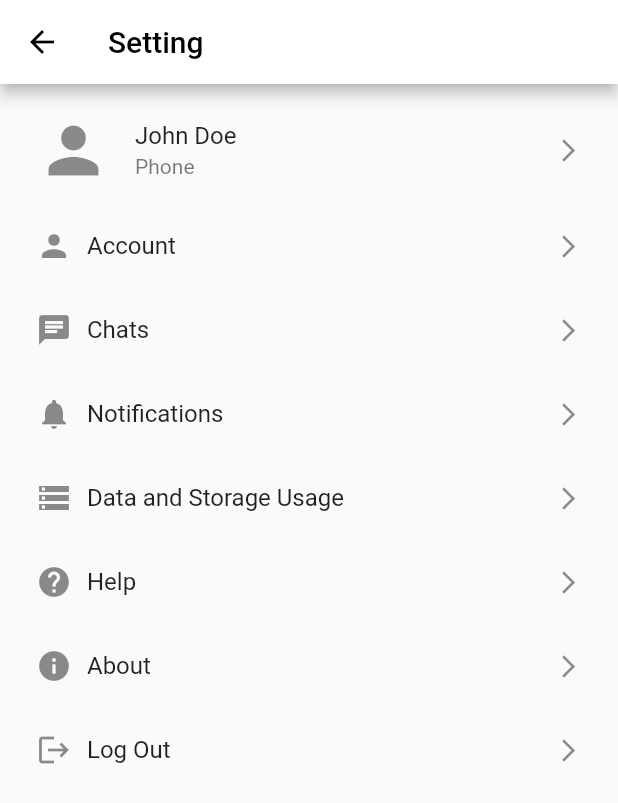
After one commit to charleskan/Chatroom, a Flutter app: the screen it shows after launch, after a tap on the "settings" icon, on a phone screen of 412 x 824 dp. The commit adds this screen. Shown: the top 803 px of the screen. Run offline on Flutter 3.47's test engine with Material 2 defaults, Android fonts, the phone set to English and light mode, and no system bars; our stand-ins replace flutter_bloc.

Commit message:
auth bloc

```diff
--- /dev/null
+++ b/lib/features/auth/blocs/auth_bloc.dart
@@ -0,0 +1,70 @@
+import 'dart:async';
+
+import 'package:flutter_bloc/flutter_bloc.dart';
+import 'package:pma001/features/auth/blocs/auth_state.dart';
+
+class AuthBloc extends Cubit<AuthState> {
+  AuthBloc([AuthState authState = const AuthState.initial()])
+      : super(authState);
+
+  // Stream<bool?> get isLoggedInStream => authState.stream;
+
+  Future<void> retrieveLoginState() async {
+    emit(AuthState(isRetrievingLoginState: true));
+    await Future.delayed(const Duration(seconds: 2));
+    emit(AuthState(
+        isRetrievingLoginState: false,
+        user: User(
+          id: 'me',
+          name: 'John Doe',
+          email: '',
+          photoUrl: '',
+        )));
+  }
+
+  Future<void> logout() async {
+    emit(AuthState(isRetrievingLoginState: true));
+    await Future.delayed(const Duration(seconds: 2));
+    emit(AuthState(isRetrievingLoginState: false, user: null));
+  }
+}
+
+abstract class AuthEvent {}
+
+class RetrieveLoginStateEvent extends AuthEvent {}
+
+class Logout extends AuthEvent {}
+
+class AuthBlocV2 extends Bloc<AuthEvent, AuthState> {
+  AuthBlocV2([AuthState authState = const AuthState.initial()])
+      : super(authState) {
+    on<RetrieveLoginStateEvent>(_retrieveLoginState);
+    on<Logout>(_logout);
+  }
+
+  @override
+  _retrieveLoginState(
+    RetrieveLoginStateEvent event,
+    Emitter<AuthState> emit,
+  ) async {
+    emit(AuthState(isRetrievingLoginState: true));
+    await Future.delayed(const Duration(seconds: 2));
+    emit(AuthState(
+        isRetrievingLoginState: false,
+        user: User(
+          id: 'me',
+          name: 'John Doe',
+          email: '',
+          photoUrl: '',
+        )));
+  }
+
+  _logout(
+    Logout event,
+    Emitter<AuthState> emit,
+  ) async {
+    emit(AuthState(isRetrievingLoginState: true));
+    await Future.delayed(const Duration(seconds: 2));
+    emit(AuthState(isRetrievingLoginState: false, user: null));
+  }
+}
--- /dev/null
+++ b/lib/features/auth/blocs/auth_state.dart
@@ -0,0 +1,26 @@
+class User {
+  final String id;
+  final String? email;
+  final String name;
+  final String? photoUrl;
+
+  User({
+    required this.id,
+    this.email,
+    required this.name,
+    this.photoUrl,
+  });
+}
+
+class AuthState {
+  final bool isRetrievingLoginState;
+  final User? user;
+
+  AuthState({
+    required this.isRetrievingLoginState,
+    this.user,
+  });
+  const AuthState.initial()
+      : isRetrievingLoginState = false,
+        user = null;
+}
--- /dev/null
+++ b/lib/features/auth/screen/splash_screen.dart
@@ -0,0 +1,85 @@
+import 'dart:math';
+
+import 'package:flutter/material.dart';
+import 'package:flutter_bloc/flutter_bloc.dart';
+import 'package:pma001/features/auth/blocs/auth_bloc.dart';
+import 'package:pma001/features/auth/blocs/auth_state.dart';
+
+class SplashScreen extends StatefulWidget {
+  const SplashScreen({this.from, Key? key}) : super(key: key);
+  final String? from;
+
+  @override
+  State<SplashScreen> createState() => _SplashScreenState();
+}
+
+class _SplashScreenState extends State<SplashScreen>
+    with SingleTickerProviderStateMixin {
+  late final AnimationController _controller;
+
+  @override
+  void initState() {
+    super.initState();
+    // Forget about this AnimationController first
+    // We will get back to it in Chapter 13
+    _controller = AnimationController(
+      vsync: this,
+      lowerBound: 0.3,
+      duration: const Duration(milliseconds: 500),
+    );
+
+    _controller.repeat(reverse: true);
+
+    // context.read<AuthBloc>().stream.listen((state) {
+    //   if (state.user == null) {
+    //     return;
+    //   }
+
+    //   if (state.user != null) {
+    //     Navigator.of(context).pushNamed('contacts');
+    //   } else {
+    //     Navigator.of(context).pushNamed('register');
+    //   }
+    // });
+    WidgetsBinding.instance.addPostFrameCallback((timeStamp) {
+      context.read<AuthBloc>().retrieveLoginState();
+    });
+  }
+
+  @override
+  void dispose() {
+    _controller.dispose();
+    super.dispose();
+  }
+
+  @override
+  Widget build(BuildContext context) {
+    return BlocListener<AuthBloc, AuthState>(
+      listener: (context, state) {
+        if (state.user == null) {
+          return;
+        }
+
+        if (state.user != null) {
+          Navigator.of(context).pushNamed('contacts');
+        } else {
+          Navigator.of(context).pushNamed('register');
+        }
+      },
+      child: Scaffold(
+          body: Center(
+              child: FadeTransition(
+        opacity: _controller,
+        child: ConstrainedBox(
+          constraints: BoxConstraints(
+              maxWidth: max(MediaQuery.of(context).size.width * 0.8, 250)),
+          child: Image.asset(
+            // Use an asset image as splash screen
+            'images/logo.jpeg',
+            fit: BoxFit.contain,
+          ),
+        ),
+      ))),
+    );
+  }
+}
--- /dev/null
+++ b/lib/features/chatroom/bloc/message_event.dart
@@ -0,0 +1,3 @@
+abstract class MessageEvent {}
+
+class LoadMessage extends MessageEvent {}
--- a/lib/features/chatroom/models/message.dart
+++ b/lib/features/chatroom/models/message.dart
@@ -49,7 +49,7 @@ final List<Message>messages = [
 class Message {
   final String content;
   final String id;
-  final String type;
+  final String? type;
   final String authorId;
   final DateTime? createdAt;
   final DateTime? updatedAt;
@@ -57,7 +57,7 @@ class Message {
   Message({
     required this.content,
     required this.id,
-    required this.type,
+    this.type,
     required this.authorId,
     this.createdAt,
     this.updatedAt,
--- a/lib/features/chatroom/widgets/chatroom_app_bar.dart
+++ b/lib/features/chatroom/widgets/chatroom_app_bar.dart
@@ -23,9 +23,9 @@ class ChatroomAppBar extends StatelessWidget implements PreferredSizeWidget {
               Navigator.pop(context);
             },
           ),
-          const Text("Chatting with: 123"),
+           Text(title),
         ],
-      ), // Chatting with: ${widget.title}
+      ),
       actions: [
         IconButton(
           icon: const Icon(Icons.more_vert),
--- a/lib/features/chatroom/widgets/chatroom_screen.dart
+++ b/lib/features/chatroom/widgets/chatroom_screen.dart
@@ -16,7 +16,6 @@ class ChatRoomScreen extends StatefulWidget {
 }
 
 class _ChatRoomScreenState extends State<ChatRoomScreen> {
-  final String title = "Chatting with: ";
 
   @override
   void initState() {
@@ -26,6 +25,7 @@ class _ChatRoomScreenState extends State<ChatRoomScreen> {
 
   @override
   Widget build(BuildContext context) {
+  final String title = ModalRoute.of(context)?.settings.arguments as String;
     return Scaffold(
       appBar: ChatroomAppBar(title: title),
       body: SafeArea(
--- a/lib/features/contacts/screens/contact_list_screen.dart
+++ b/lib/features/contacts/screens/contact_list_screen.dart
@@ -1,18 +1,25 @@
 import 'package:flutter/material.dart';
 import 'package:pma001/features/chatroom/widgets/chatroom_screen.dart';
 
-class ContactListScreen extends StatelessWidget{
+class ContactListScreen extends StatelessWidget {
   const ContactListScreen({Key? key}) : super(key: key);
+  // final title;
 
   @override
   Widget build(BuildContext context) {
     return Scaffold(
-      appBar: AppBar(
-        title: const Text('Contact List'),
-      ),
-      body: ListView(
-        padding: const EdgeInsets.all(8),
-        children: [
+        appBar: AppBar(
+          title: const Text('Contact List'),
+          actions: [
+            IconButton(
+              onPressed: () {
+                Navigator.pushNamed(context, "settings");
+              },
+              icon: const Icon(Icons.settings),
+            ),
+          ],
+        ),
+        body: ListView(padding: const EdgeInsets.all(8), children: [
           for (var i = 0; i < 20; i++)
             ListTile(
               title: Text('Contact $i'),
@@ -20,13 +27,10 @@ class ContactListScreen extends StatelessWidget{
               leading: const Icon(Icons.person),
               trailing: const Icon(Icons.arrow_forward_ios),
               onTap: () {
-                Navigator.pushNamed(context, "chat" );
+                Navigator.pushNamed(context, "chat",
+                    arguments: "Contact ${i.toString()}");
               },
             ),
-        ]
-      )
-
-    );
+        ]));
   }
-
 }
--- /dev/null
+++ b/lib/features/setting/setting_screen.dart
@@ -0,0 +1,145 @@
+import 'package:flutter/material.dart';
+import 'package:flutter_bloc/flutter_bloc.dart';
+import 'package:pma001/features/auth/blocs/auth_bloc.dart';
+import 'package:pma001/features/auth/blocs/auth_state.dart';
+
+class SettingScreen extends StatelessWidget {
+  const SettingScreen({Key? key}) : super(key: key);
+
+  @override
+  Widget build(BuildContext context) {
+    return Scaffold(
+      appBar: AppBar(
+        title: const Text('Setting'),
+      ),
+      body: BlocBuilder<AuthBloc, AuthState>(
+        builder: (context, state) {
+          return ListView(padding: const EdgeInsets.all(8), children: [
+            ListTile(
+              title: Text(state.user?.name ?? ""),
+              subtitle: const Text("Phone"),
+              leading: const Icon(
+                Icons.person,
+                size: 50,
+              ),
+              trailing: const Icon(
+                Icons.arrow_forward_ios,
+                size: 18,
+              ),
+              onTap: () {},
+            ),
+            ListTile(
+              title: Row(
+                children: const [
+                  Icon(Icons.person),
+                  SizedBox(width: 10),
+                  Text("Account"),
+                ],
+              ),
+              minLeadingWidth: 0,
+              trailing: const Icon(
+                Icons.arrow_forward_ios,
+                size: 18,
+              ),
+              onTap: () {},
+            ),
+            ListTile(
+              title: Row(
+                children: const [
+                  Icon(Icons.chat),
+                  SizedBox(width: 10),
+                  Text("Chats"),
+                ],
+              ),
+              minLeadingWidth: 0,
+              trailing: const Icon(
+                Icons.arrow_forward_ios,
+                size: 18,
+              ),
+              onTap: () {},
+            ),
+            ListTile(
+              title: Row(
+                children: const [
+                  Icon(Icons.notifications),
+                  SizedBox(width: 10),
+                  Text("Notifications"),
+                ],
+              ),
+              minLeadingWidth: 0,
+              trailing: const Icon(
+                Icons.arrow_forward_ios,
+                size: 18,
+              ),
+              onTap: () {},
+            ),
+            ListTile(
+              title: Row(
+                children: const [
+                  Icon(
+                    Icons.storage,
+                  ),
+                  SizedBox(width: 10),
+                  Text("Data and Storage Usage"),
+                ],
+              ),
+              minLeadingWidth: 0,
+              trailing: const Icon(
+                Icons.arrow_forward_ios,
+                size: 18,
+              ),
+              onTap: () {},
+            ),
+            ListTile(
+              title: Row(
+                children: const [
+                  Icon(Icons.help),
+                  SizedBox(width: 10),
+                  Text("Help"),
+                ],
+              ),
+              minLeadingWidth: 0,
+              trailing: const Icon(
+                Icons.arrow_forward_ios,
+                size: 18,
+              ),
+              onTap: () {},
+            ),
+            ListTile(
+              title: Row(
+                children: const [
+                  Icon(Icons.info),
+                  SizedBox(width: 10),
+                  Text("About"),
+                ],
+              ),
+              minLeadingWidth: 0,
+              trailing: const Icon(
+                Icons.arrow_forward_ios,
+                size: 18,
+              ),
+              onTap: () {},
+            ),
+            ListTile(
+              title: Row(
+                children: const [
+                  Icon(Icons.logout),
+                  SizedBox(width: 10),
+                  Text("Log Out"),
+                ],
+              ),
+              minLeadingWidth: 0,
+              trailing: const Icon(
+                Icons.arrow_forward_ios,
+                size: 18,
+              ),
+              onTap: () {
+                context.read<AuthBloc>().logout();
+              },
+            ),
+          ]);
+        },
+      ),
+    );
+  }
+}
--- a/lib/main.dart
+++ b/lib/main.dart
@@ -1,8 +1,12 @@
 import 'dart:math';
 
 import 'package:flutter/material.dart';
+import 'package:flutter_bloc/flutter_bloc.dart';
+import 'package:pma001/features/auth/blocs/auth_bloc.dart';
+import 'package:pma001/features/auth/screen/splash_screen.dart';
 import 'package:pma001/features/auth/widgets/register_screen.dart';
 import 'package:pma001/features/contacts/screens/contact_list_screen.dart';
+import 'package:pma001/features/setting/setting_screen.dart';
 
 import 'features/chatroom/widgets/chatroom_screen.dart';
 
@@ -12,13 +16,21 @@ void main() {
   runApp(const MyApp());
 }
 
-class MyApp extends StatelessWidget {
+class MyApp extends StatefulWidget {
   const MyApp({super.key});
 
-  // This widget is the root of your application.
+  @override
+  State<MyApp> createState() => _MyAppState();
+}
+
+class _MyAppState extends State<MyApp> {
+  final _authBloc = AuthBloc();
+
   @override
   Widget build(BuildContext context) {
-    return MaterialApp(
+    return BlocProvider<AuthBloc>(
+      create: (context) => _authBloc,
+      child: MaterialApp(
         debugShowCheckedModeBanner: false,
         title: 'Flutter Demo',
         theme: ThemeData(
@@ -27,7 +39,35 @@ class MyApp extends StatelessWidget {
             foregroundColor: Colors.black,
           ),
         ),
-      home: const MyHomePage(title: 'Flutter Demo Home Page'),
+        onGenerateRoute: (settings) {
+          switch (settings.name) {
+            case "chat":
+              return MaterialPageRoute(
+                  settings: settings,
+                  builder: (context) {
+                    return ChatRoomScreen(
+                      title: settings.arguments as String,
+                    );
+                  });
+            case "register":
+              return MaterialPageRoute(
+                  builder: (context) => const RegisterScreen());
+            case "contacts":
+              return MaterialPageRoute(
+                  settings: settings,
+                  builder: (context) => const ContactListScreen());
+            case "settings":
+              return MaterialPageRoute(
+                  builder: (context) => const SettingScreen());
+            // default:
+            //   return MaterialPageRoute(
+            //       builder: (context) => const ChatRoomScreen(
+            //             title: "Chatting with: ",
+            //           ));
+          }
+        },
+        home: SplashScreen(),
+      ),
     );
   }
 }
@@ -51,20 +91,20 @@ class MyHomePage extends StatefulWidget {
 }
 
 class _MyHomePageState extends State<MyHomePage> {
-  double _counter = 14;
-
-  void _incrementCounter() {
-    setState(() {
-      _counter++;
-    });
-  }
-
   @override
   Widget build(BuildContext context) {
     return Scaffold(
       appBar: AppBar(
         automaticallyImplyLeading: false,
         centerTitle: false,
+        actions: [
+          IconButton(
+            onPressed: () {
+              Navigator.pushNamed(context, "settings");
+            },
+            icon: const Icon(Icons.settings),
+          ),
+        ],
         title: Row(
           children: [
             const Icon(
@@ -84,30 +124,23 @@ class _MyHomePageState extends State<MyHomePage> {
             children: <Widget>[
               TextButton.icon(
                   onPressed: () {
-                    Navigator.push(
-                        context,
-                        MaterialPageRoute(
-                            builder: (context) => const ContactListScreen()));
+                    Navigator.pushNamed(context, "contacts");
                   },
                   icon: const Icon(Icons.login),
                   label: const Text('Login')),
               TextButton.icon(
                   onPressed: () {
-                    Navigator.push(
-                        context,
-                        MaterialPageRoute(
-                            builder: (context) => const ChatRoomScreen(
-                                  title: 'Chat Room',
-                            )));
+                    // Navigator.pushNamed(context, "chat",
+                    //     arguments: "Contact ${Random().nextInt(100)}");
                   },
                   icon: const Icon(Icons.logout),
                   label: const Text('Logout')),
               TextButton.icon(
                   onPressed: () {
-                    Navigator.push(
+                    Navigator.pushNamed(
                       context,
-                        MaterialPageRoute(
-                            builder: (context) => const RegisterScreen()));
+                      "register",
+                    );
                   },
                   icon: const Icon(Icons.app_registration),
                   label: const Text('Register')),
--- a/pubspec.yaml
+++ b/pubspec.yaml
@@ -36,6 +36,8 @@ dependencies:
   # The following adds the Cupertino Icons font to your application.
   # Use with the CupertinoIcons class for iOS style icons.
   cupertino_icons: ^1.0.2
+  flutter_bloc: ^8.1.1
+  provider: ^6.0.5
 
 dev_dependencies:
   flutter_test:
```
Also changed, not shown: lib/features/chatroom/bloc/message_bloc.dart (added, +34 -0 lines), lib/features/chatroom/bloc/message_state.dart (added, +28 -0 lines), lib/features/setting/placeholder_screen.dart (added, +26 -0 lines), images/logo.jpeg (added), pubspec.lock. Lines whose indentation alone changed are shown as unchanged.
